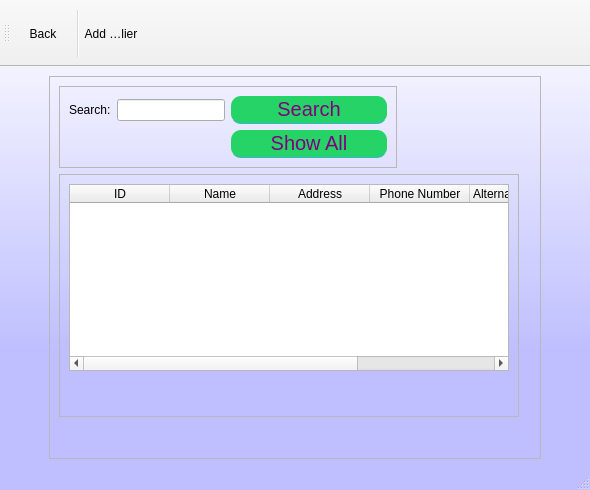
First picture: the form in Suppliers/supp.ui, repository mj2266/inventory_app, before the edit.
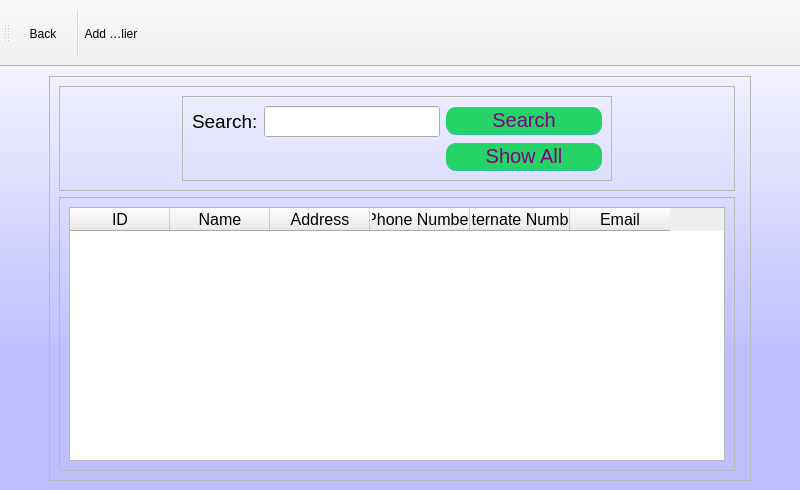
Second picture: the form after the edit. Icons and pictures are not drawn.

```diff
--- a/Suppliers/supp.ui
+++ b/Suppliers/supp.ui
@@ -6,7 +6,7 @@
    <rect>
     <x>0</x>
     <y>0</y>
-    <width>590</width>
+    <width>800</width>
     <height>490</height>
    </rect>
   </property>
@@ -40,40 +40,8 @@
 </string>
   </property>
   <widget class="QWidget" name="centralwidget">
-   <layout class="QGridLayout" name="gridLayout_4">
-    <item row="0" column="0">
-     <spacer name="horizontalSpacer">
-      <property name="orientation">
-       <enum>Qt::Horizontal</enum>
-      </property>
-      <property name="sizeType">
-       <enum>QSizePolicy::Preferred</enum>
-      </property>
-      <property name="sizeHint" stdset="0">
-       <size>
-        <width>40</width>
-        <height>20</height>
-       </size>
-      </property>
-     </spacer>
-    </item>
-    <item row="0" column="2">
-     <spacer name="horizontalSpacer_2">
-      <property name="orientation">
-       <enum>Qt::Horizontal</enum>
-      </property>
-      <property name="sizeType">
-       <enum>QSizePolicy::Preferred</enum>
-      </property>
-      <property name="sizeHint" stdset="0">
-       <size>
-        <width>40</width>
-        <height>20</height>
-       </size>
-      </property>
-     </spacer>
-    </item>
-    <item row="0" column="1">
+   <layout class="QGridLayout" name="gridLayout_5">
+    <item row="1" column="1">
      <widget class="QFrame" name="frame_3">
       <property name="focusPolicy">
        <enum>Qt::StrongFocus</enum>
@@ -84,28 +52,95 @@
       <property name="frameShadow">
        <enum>QFrame::Raised</enum>
       </property>
-      <layout class="QGridLayout" name="gridLayout_3">
-       <item row="0" column="2">
+      <layout class="QGridLayout" name="gridLayout_4">
+       <item row="0" column="1">
         <widget class="Line" name="line">
          <property name="orientation">
           <enum>Qt::Horizontal</enum>
          </property>
         </widget>
        </item>
-       <item row="3" column="0">
-        <spacer name="verticalSpacer">
-         <property name="orientation">
-          <enum>Qt::Vertical</enum>
+       <item row="0" column="0">
+        <widget class="QFrame" name="frame_4">
+         <property name="frameShape">
+          <enum>QFrame::StyledPanel</enum>
          </property>
-         <property name="sizeHint" stdset="0">
-          <size>
-           <width>20</width>
-           <height>40</height>
-          </size>
+         <property name="frameShadow">
+          <enum>QFrame::Raised</enum>
          </property>
-        </spacer>
+         <layout class="QGridLayout" name="gridLayout_3">
+          <item row="0" column="0">
+           <widget class="QFrame" name="frame">
+            <property name="sizePolicy">
+             <sizepolicy hsizetype="Maximum" vsizetype="Preferred">
+              <horstretch>0</horstretch>
+              <verstretch>0</verstretch>
+             </sizepolicy>
+            </property>
+            <property name="frameShape">
+             <enum>QFrame::StyledPanel</enum>
+            </property>
+            <property name="frameShadow">
+             <enum>QFrame::Raised</enum>
+            </property>
+            <layout class="QGridLayout" name="gridLayout">
+             <item row="0" column="0">
+              <widget class="QLabel" name="searchLabel">
+               <property name="sizePolicy">
+                <sizepolicy hsizetype="Expanding" vsizetype="Preferred">
+                 <horstretch>0</horstretch>
+                 <verstretch>0</verstretch>
+                </sizepolicy>
+               </property>
+               <property name="font">
+                <font>
+                 <pointsize>14</pointsize>
+                </font>
+               </property>
+               <property name="text">
+                <string>Search:</string>
+               </property>
+              </widget>
+             </item>
+             <item row="0" column="2">
+              <widget class="QLineEdit" name="searchInput">
+               <property name="sizePolicy">
+                <sizepolicy hsizetype="Preferred" vsizetype="Fixed">
+                 <horstretch>0</horstretch>
+                 <verstretch>0</verstretch>
+                </sizepolicy>
+               </property>
+               <property name="font">
+                <font>
+                 <pointsize>14</pointsize>
+                </font>
+               </property>
+               <property name="inputMethodHints">
+                <set>Qt::ImhNoAutoUppercase</set>
+               </property>
+              </widget>
+             </item>
+             <item row="1" column="3">
+              <widget class="QPushButton" name="showAllButton">
+               <property name="text">
+                <string>Show All</string>
+               </property>
+              </widget>
+             </item>
+             <item row="0" column="3">
+              <widget class="QPushButton" name="searchButton">
+               <property name="text">
+                <string>Search</string>
+               </property>
+              </widget>
+             </item>
+            </layout>
+           </widget>
+          </item>
+         </layout>
+        </widget>
        </item>
-       <item row="2" column="0">
+       <item row="1" column="0">
         <widget class="QFrame" name="frame_2">
          <property name="frameShape">
           <enum>QFrame::StyledPanel</enum>
@@ -114,21 +149,13 @@
           <enum>QFrame::Raised</enum>
          </property>
          <layout class="QGridLayout" name="gridLayout_2">
-          <item row="2" column="0">
-           <spacer name="verticalSpacer_2">
-            <property name="orientation">
-             <enum>Qt::Vertical</enum>
-            </property>
-            <property name="sizeHint" stdset="0">
-             <size>
-              <width>20</width>
-              <height>40</height>
-             </size>
-            </property>
-           </spacer>
-          </item>
           <item row="1" column="0">
            <widget class="QTableWidget" name="tableWidget">
+            <property name="font">
+             <font>
+              <pointsize>10</pointsize>
+             </font>
+            </property>
             <property name="inputMethodHints">
              <set>Qt::ImhNone</set>
             </property>
@@ -154,98 +181,102 @@
              <property name="text">
               <string>ID</string>
              </property>
+             <property name="font">
+              <font>
+               <pointsize>12</pointsize>
+              </font>
+             </property>
             </column>
             <column>
              <property name="text">
               <string>Name</string>
              </property>
+             <property name="font">
+              <font>
+               <pointsize>12</pointsize>
+              </font>
+             </property>
             </column>
             <column>
              <property name="text">
               <string>Address</string>
              </property>
+             <property name="font">
+              <font>
+               <pointsize>12</pointsize>
+              </font>
+             </property>
             </column>
             <column>
              <property name="text">
               <string>Phone Number</string>
              </property>
+             <property name="font">
+              <font>
+               <pointsize>12</pointsize>
+              </font>
+             </property>
             </column>
             <column>
              <property name="text">
               <string>Alternate Number</string>
              </property>
+             <property name="font">
+              <font>
+               <pointsize>12</pointsize>
+              </font>
+             </property>
             </column>
             <column>
              <property name="text">
               <string>Email</string>
              </property>
+             <property name="font">
+              <font>
+               <pointsize>12</pointsize>
+              </font>
+             </property>
             </column>
            </widget>
           </item>
          </layout>
         </widget>
        </item>
-       <item row="0" column="0" rowspan="2" colspan="2">
-        <widget class="QFrame" name="frame">
-         <property name="sizePolicy">
-          <sizepolicy hsizetype="Maximum" vsizetype="Preferred">
-           <horstretch>0</horstretch>
-           <verstretch>0</verstretch>
-          </sizepolicy>
-         </property>
-         <property name="frameShape">
-          <enum>QFrame::StyledPanel</enum>
-         </property>
-         <property name="frameShadow">
-          <enum>QFrame::Raised</enum>
-         </property>
-         <layout class="QGridLayout" name="gridLayout">
-          <item row="0" column="0">
-           <widget class="QLabel" name="searchLabel">
-            <property name="sizePolicy">
-             <sizepolicy hsizetype="Expanding" vsizetype="Preferred">
-              <horstretch>0</horstretch>
-              <verstretch>0</verstretch>
-             </sizepolicy>
-            </property>
-            <property name="text">
-             <string>Search:</string>
-            </property>
-           </widget>
-          </item>
-          <item row="0" column="2">
-           <widget class="QLineEdit" name="searchInput">
-            <property name="sizePolicy">
-             <sizepolicy hsizetype="Preferred" vsizetype="Fixed">
-              <horstretch>0</horstretch>
-              <verstretch>0</verstretch>
-             </sizepolicy>
-            </property>
-            <property name="inputMethodHints">
-             <set>Qt::ImhNoAutoUppercase</set>
-            </property>
-           </widget>
-          </item>
-          <item row="0" column="3">
-           <widget class="QPushButton" name="searchButton">
-            <property name="text">
-             <string>Search</string>
-            </property>
-           </widget>
-          </item>
-          <item row="1" column="3">
-           <widget class="QPushButton" name="showAllButton">
-            <property name="text">
-             <string>Show All</string>
-            </property>
-           </widget>
-          </item>
-         </layout>
-        </widget>
-       </item>
       </layout>
      </widget>
     </item>
+    <item row="1" column="0">
+     <spacer name="horizontalSpacer">
+      <property name="orientation">
+       <enum>Qt::Horizontal</enum>
+      </property>
+      <property name="sizeType">
+       <enum>QSizePolicy::Preferred</enum>
+      </property>
+      <property name="sizeHint" stdset="0">
+       <size>
+        <width>40</width>
+        <height>20</height>
+       </size>
+      </property>
+     </spacer>
+    </item>
+    <item row="1" column="2">
+     <spacer name="horizontalSpacer_2">
+      <property name="orientation">
+       <enum>Qt::Horizontal</enum>
+      </property>
+      <property name="sizeType">
+       <enum>QSizePolicy::Preferred</enum>
+      </property>
+      <property name="sizeHint" stdset="0">
+       <size>
+        <width>40</width>
+        <height>20</height>
+       </size>
+      </property>
+     </spacer>
+    </item>
    </layout>
   </widget>
   <widget class="QMenuBar" name="menubar">
@@ -258,7 +289,6 @@
     </rect>
    </property>
   </widget>
-  <widget class="QStatusBar" name="statusbar"/>
   <widget class="QToolBar" name="toolBar">
    <property name="windowTitle">
     <string>toolBar</string>
```
Left out of the diff: 2 changed lines with no effect on the pictures.
